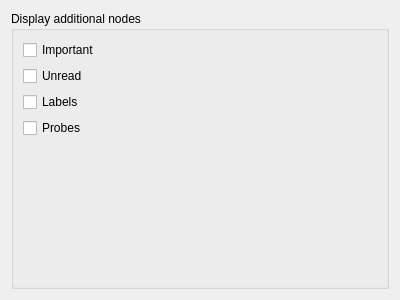
First picture: the form in src/librssguard/services/abstract/gui/accountdetails.ui, repository martinrotter/rssguard, before the edit.
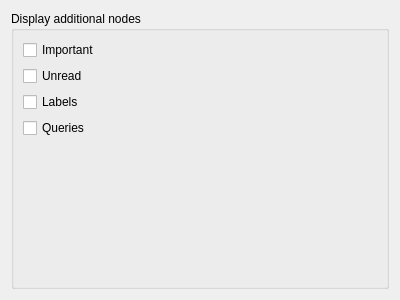
Second picture: the form after the edit.

What changed in the file:
```diff
--- a/src/librssguard/services/abstract/gui/accountdetails.ui
+++ b/src/librssguard/services/abstract/gui/accountdetails.ui
@@ -44,7 +44,7 @@
       <item row="3" column="0" colspan="2">
        <widget class="QCheckBox" name="m_cbProbes">
         <property name="text">
-         <string>Probes</string>
+         <string>Queries</string>
         </property>
        </widget>
       </item>
```
